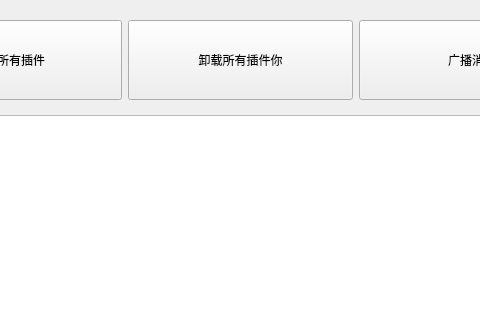
Qt form Application/widget.ui (BigBrotherHui/Demos) before a commit; both pictures show x 124 to 604 and y 0 to 320 of the 729 by 447 pixel window.
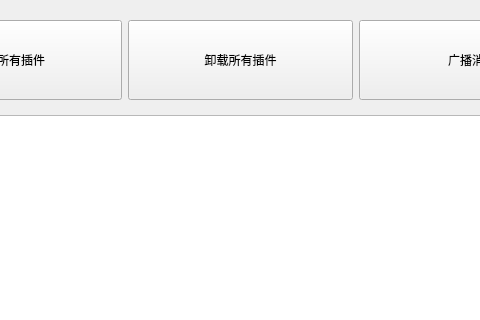
The same form after that commit.

```diff
--- a/Application/widget.ui
+++ b/Application/widget.ui
@@ -51,7 +51,7 @@
          </size>
         </property>
         <property name="text">
-         <string>卸载所有插件你</string>
+         <string>卸载所有插件</string>
         </property>
        </widget>
       </item>
```
